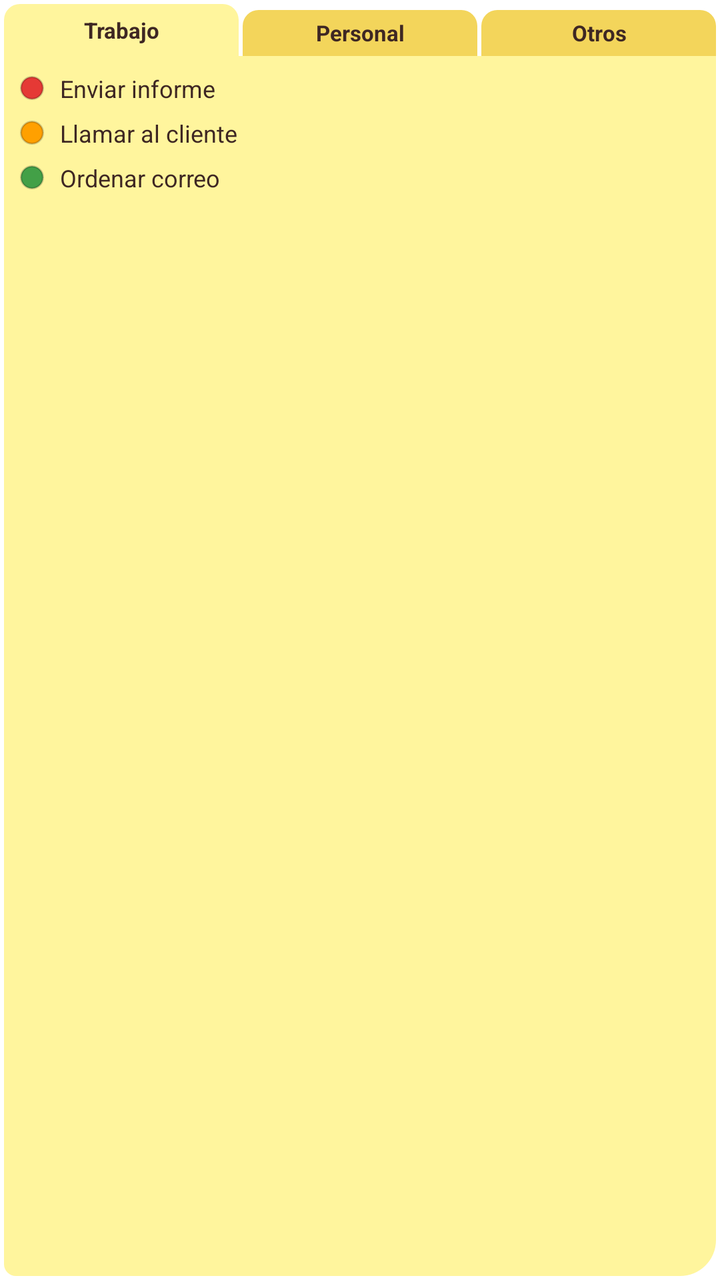
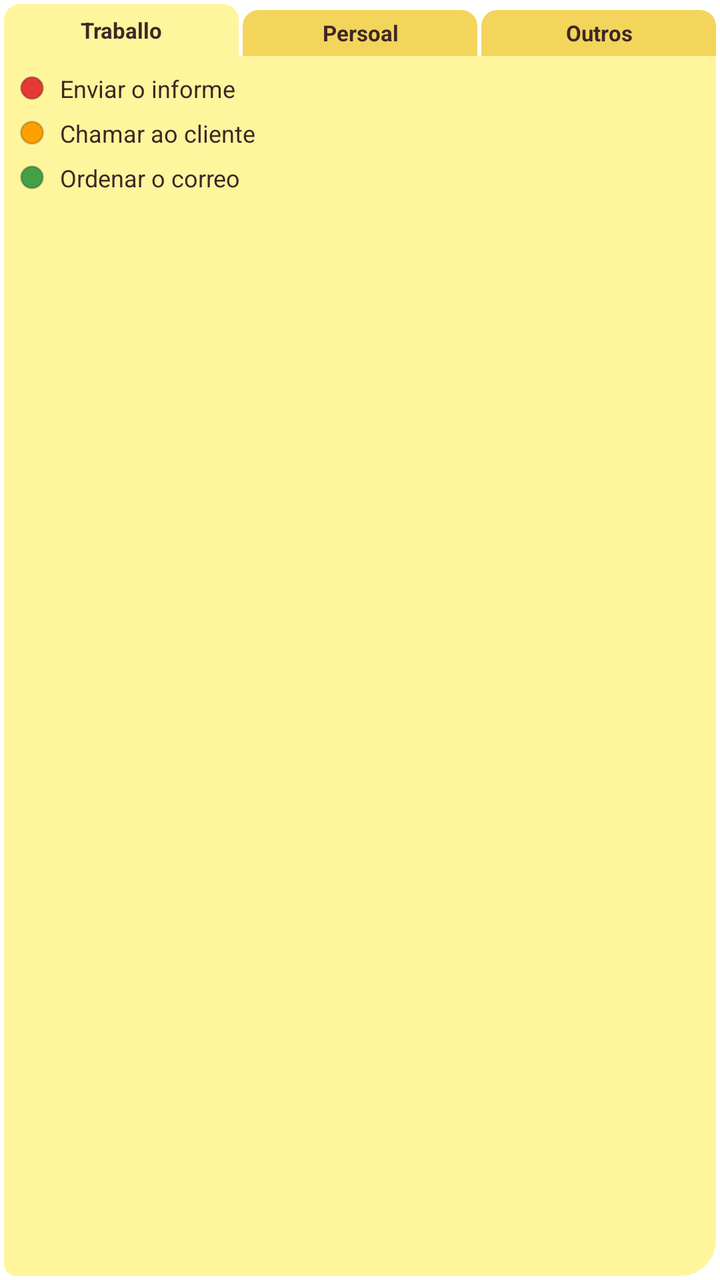

Before-and-after screenshots of an Android layout around one commit, followed by the original layout XML and the change that was made.
<!-- AndroidManifest.xml: application theme Theme.NotasApp -->
<!-- res/layout/widget_preview.xml -->
<?xml version="1.0" encoding="utf-8"?>
<LinearLayout xmlns:android="http://schemas.android.com/apk/res/android"
    android:layout_width="match_parent"
    android:layout_height="match_parent"
    android:orientation="vertical"
    android:padding="2dp">

    <LinearLayout
        android:layout_width="match_parent"
        android:layout_height="26dp"
        android:orientation="horizontal">

        <TextView style="@style/WidgetTab" android:background="@drawable/tab_selected" android:text="Trabajo" />
        <TextView style="@style/WidgetTab" android:layout_marginStart="2dp" android:background="@drawable/tab_normal" android:text="Personal" />
        <TextView style="@style/WidgetTab" android:layout_marginStart="2dp" android:background="@drawable/tab_normal" android:text="Otros" />
    </LinearLayout>

    <LinearLayout
        android:layout_width="match_parent"
        android:layout_height="0dp"
        android:layout_weight="1"
        android:background="@drawable/postit"
        android:orientation="vertical"
        android:padding="8dp">

        <TextView style="@style/PreviewRow" android:drawableStart="@drawable/dot_red" android:text="Enviar informe" />
        <TextView style="@style/PreviewRow" android:drawableStart="@drawable/dot_yellow" android:text="Llamar al cliente" />
        <TextView style="@style/PreviewRow" android:drawableStart="@drawable/dot_green" android:text="Ordenar correo" />
    </LinearLayout>
</LinearLayout>
<!-- resources referenced by this layout -->
<resources>
  <!-- drawable dot_green (drawable) -->
  <?xml version="1.0" encoding="utf-8"?>
  <shape xmlns:android="http://schemas.android.com/apk/res/android" android:shape="oval">
      <solid android:color="#43A047" />
      <stroke android:width="1dp" android:color="#33000000" />
      <size android:width="12dp" android:height="12dp" />
  </shape>
  <!-- drawable dot_red (drawable) -->
  <?xml version="1.0" encoding="utf-8"?>
  <shape xmlns:android="http://schemas.android.com/apk/res/android" android:shape="oval">
      <solid android:color="#E53935" />
      <stroke android:width="1dp" android:color="#33000000" />
      <size android:width="12dp" android:height="12dp" />
  </shape>
  <!-- drawable dot_yellow (drawable) -->
  <?xml version="1.0" encoding="utf-8"?>
  <shape xmlns:android="http://schemas.android.com/apk/res/android" android:shape="oval">
      <solid android:color="#FFA000" />
      <stroke android:width="1dp" android:color="#33000000" />
      <size android:width="12dp" android:height="12dp" />
  </shape>
  <!-- drawable postit (drawable) -->
  <?xml version="1.0" encoding="utf-8"?>
  <shape xmlns:android="http://schemas.android.com/apk/res/android" android:shape="rectangle">
      <solid android:color="#FFF59D" />
      <corners android:topLeftRadius="0dp" android:topRightRadius="0dp"
          android:bottomLeftRadius="6dp" android:bottomRightRadius="18dp" />
  </shape>
  <!-- drawable tab_normal (drawable) -->
  <?xml version="1.0" encoding="utf-8"?>
  <inset xmlns:android="http://schemas.android.com/apk/res/android" android:insetTop="3dp">
      <shape android:shape="rectangle">
          <solid android:color="#F3D55B" />
          <corners android:topLeftRadius="8dp" android:topRightRadius="8dp"
              android:bottomLeftRadius="0dp" android:bottomRightRadius="0dp" />
      </shape>
  </inset>
  <!-- drawable tab_selected (drawable) -->
  <?xml version="1.0" encoding="utf-8"?>
  <shape xmlns:android="http://schemas.android.com/apk/res/android" android:shape="rectangle">
      <solid android:color="#FFF59D" />
      <corners android:topLeftRadius="8dp" android:topRightRadius="8dp"
          android:bottomLeftRadius="0dp" android:bottomRightRadius="0dp" />
  </shape>
  <style name="PreviewRow">
          <item name="android:layout_width">match_parent</item>
          <item name="android:layout_height">wrap_content</item>
          <item name="android:drawablePadding">8dp</item>
          <item name="android:gravity">center_vertical</item>
          <item name="android:paddingBottom">6dp</item>
          <item name="android:maxLines">1</item>
          <item name="android:textColor">#3E2723</item>
          <item name="android:textSize">12sp</item>
      </style>
  <style name="WidgetTab">
          <item name="android:layout_width">0dp</item>
          <item name="android:layout_height">match_parent</item>
          <item name="android:layout_weight">1</item>
          <item name="android:background">@drawable/tab_normal</item>
          <item name="android:gravity">center</item>
          <item name="android:maxLines">1</item>
          <item name="android:ellipsize">end</item>
          <item name="android:paddingStart">2dp</item>
          <item name="android:paddingEnd">2dp</item>
          <item name="android:textColor">#3E2723</item>
          <item name="android:textSize">11sp</item>
          <item name="android:textStyle">bold</item>
      </style>
  <style name="Theme.NotasApp" parent="Theme.MaterialComponents.Light.DarkActionBar">
          <item name="colorPrimary">@color/primary</item>
          <item name="colorPrimaryVariant">@color/primary_dark</item>
          <item name="colorOnPrimary">@color/ink</item>
          <item name="colorSecondary">@color/accent</item>
          <item name="colorOnSecondary">@color/ink</item>
      </style>
  <color name="primary">#F9A825</color>
  <color name="primary_dark">#F57F17</color>
  <color name="ink">#3E2723</color>
  <color name="accent">#FBC02D</color>
</resources>

<!-- the commit's change to res/layout/widget_preview.xml (unified diff, before → after) -->
@@ -10,9 +10,9 @@
         android:layout_height="26dp"
         android:orientation="horizontal">
 
-        <TextView style="@style/WidgetTab" android:background="@drawable/tab_selected" android:text="Trabajo" />
-        <TextView style="@style/WidgetTab" android:layout_marginStart="2dp" android:background="@drawable/tab_normal" android:text="Personal" />
-        <TextView style="@style/WidgetTab" android:layout_marginStart="2dp" android:background="@drawable/tab_normal" android:text="Otros" />
+        <TextView style="@style/WidgetTab" android:background="@drawable/tab_selected" android:text="Traballo" />
+        <TextView style="@style/WidgetTab" android:layout_marginStart="2dp" android:background="@drawable/tab_normal" android:text="Persoal" />
+        <TextView style="@style/WidgetTab" android:layout_marginStart="2dp" android:background="@drawable/tab_normal" android:text="Outros" />
     </LinearLayout>
 
     <LinearLayout
@@ -23,8 +23,8 @@
         android:orientation="vertical"
         android:padding="8dp">
 
-        <TextView style="@style/PreviewRow" android:drawableStart="@drawable/dot_red" android:text="Enviar informe" />
-        <TextView style="@style/PreviewRow" android:drawableStart="@drawable/dot_yellow" android:text="Llamar al cliente" />
-        <TextView style="@style/PreviewRow" android:drawableStart="@drawable/dot_green" android:text="Ordenar correo" />
+        <TextView style="@style/PreviewRow" android:drawableStart="@drawable/dot_red" android:text="Enviar o informe" />
+        <TextView style="@style/PreviewRow" android:drawableStart="@drawable/dot_yellow" android:text="Chamar ao cliente" />
+        <TextView style="@style/PreviewRow" android:drawableStart="@drawable/dot_green" android:text="Ordenar o correo" />
     </LinearLayout>
 </LinearLayout>
